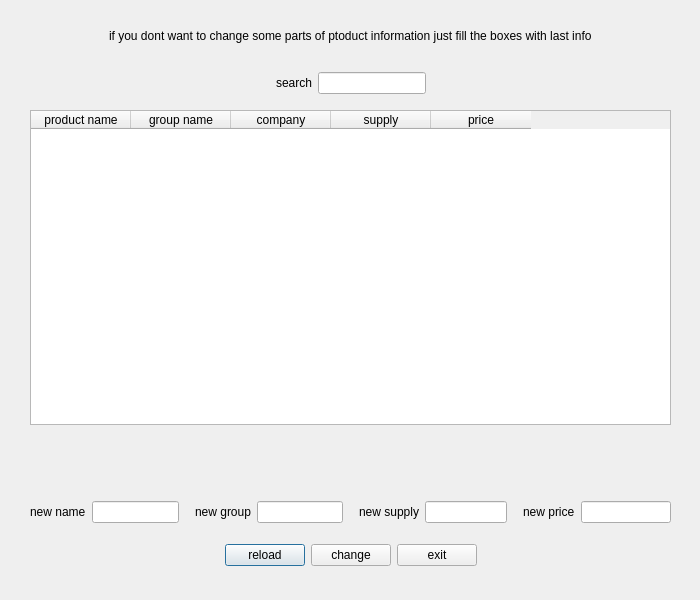
This is edit.ui in melika-ag8/finalfoof as Qt 5 draws it before an edit. The edited form follows.
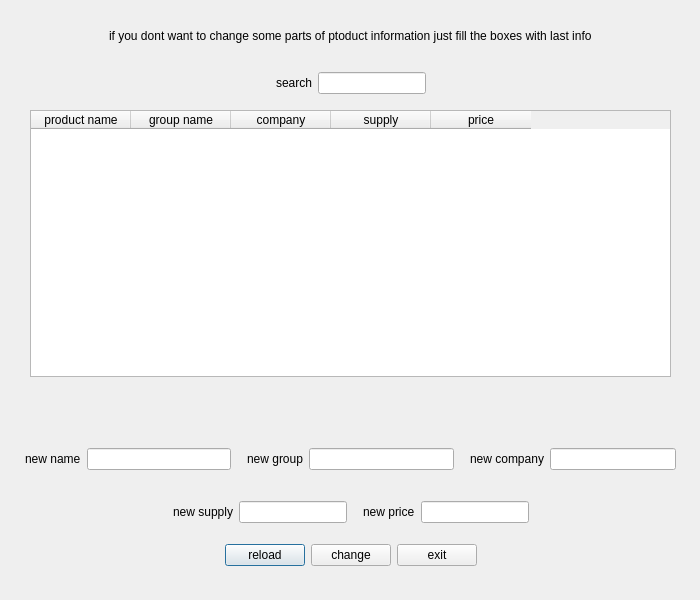
This is the edited form. Icons and pictures are not drawn.

```diff
--- a/edit.ui
+++ b/edit.ui
@@ -308,21 +308,7 @@
      </layout>
     </item>
     <item>
-     <layout class="QVBoxLayout" name="verticalLayout">
-      <property name="leftMargin">
-       <number>5</number>
-      </property>
-      <property name="topMargin">
-       <number>5</number>
-      </property>
-      <property name="rightMargin">
-       <number>5</number>
-      </property>
-      <property name="bottomMargin">
-       <number>5</number>
-      </property>
-      <item>
-       <layout class="QHBoxLayout" name="horizontalLayout_8">
+     <layout class="QHBoxLayout" name="horizontalLayout_11">
         <property name="leftMargin">
          <number>5</number>
         </property>
@@ -351,6 +337,12 @@
           </property>
           <item>
            <widget class="QLabel" name="label_3">
+          <property name="sizePolicy">
+           <sizepolicy hsizetype="Fixed" vsizetype="Fixed">
+            <horstretch>0</horstretch>
+            <verstretch>0</verstretch>
+           </sizepolicy>
+          </property>
             <property name="text">
              <string>new name</string>
             </property>
@@ -394,6 +386,12 @@
           </property>
           <item>
            <widget class="QLabel" name="label_9">
+          <property name="sizePolicy">
+           <sizepolicy hsizetype="Fixed" vsizetype="Fixed">
+            <horstretch>0</horstretch>
+            <verstretch>0</verstretch>
+           </sizepolicy>
+          </property>
             <property name="text">
              <string>new group</string>
             </property>
@@ -421,6 +419,97 @@
          </layout>
         </item>
         <item>
+       <layout class="QHBoxLayout" name="horizontalLayout_10">
+        <property name="leftMargin">
+         <number>5</number>
+        </property>
+        <property name="topMargin">
+         <number>5</number>
+        </property>
+        <property name="rightMargin">
+         <number>5</number>
+        </property>
+        <property name="bottomMargin">
+         <number>5</number>
+        </property>
+        <item>
+         <widget class="QLabel" name="label_10">
+          <property name="sizePolicy">
+           <sizepolicy hsizetype="Fixed" vsizetype="Fixed">
+            <horstretch>0</horstretch>
+            <verstretch>0</verstretch>
+           </sizepolicy>
+          </property>
+          <property name="text">
+           <string>new company</string>
+          </property>
+         </widget>
+        </item>
+        <item>
+         <widget class="QLineEdit" name="newcompany">
+          <property name="sizePolicy">
+           <sizepolicy hsizetype="Fixed" vsizetype="Fixed">
+            <horstretch>0</horstretch>
+            <verstretch>0</verstretch>
+           </sizepolicy>
+          </property>
+          <property name="maximumSize">
+           <size>
+            <width>200</width>
+            <height>30</height>
+           </size>
+          </property>
+          <property name="styleSheet">
+           <string notr="true">color:black;</string>
+          </property>
+         </widget>
+        </item>
+       </layout>
+      </item>
+     </layout>
+    </item>
+    <item>
+     <layout class="QVBoxLayout" name="verticalLayout">
+      <property name="leftMargin">
+       <number>5</number>
+      </property>
+      <property name="topMargin">
+       <number>5</number>
+      </property>
+      <property name="rightMargin">
+       <number>5</number>
+      </property>
+      <property name="bottomMargin">
+       <number>5</number>
+      </property>
+      <item>
+       <layout class="QHBoxLayout" name="horizontalLayout_8">
+        <property name="leftMargin">
+         <number>5</number>
+        </property>
+        <property name="topMargin">
+         <number>5</number>
+        </property>
+        <property name="rightMargin">
+         <number>5</number>
+        </property>
+        <property name="bottomMargin">
+         <number>5</number>
+        </property>
+        <item>
+         <spacer name="horizontalSpacer_7">
+          <property name="orientation">
+           <enum>Qt::Horizontal</enum>
+          </property>
+          <property name="sizeHint" stdset="0">
+           <size>
+            <width>40</width>
+            <height>20</height>
+           </size>
+          </property>
+         </spacer>
+        </item>
+        <item>
          <layout class="QHBoxLayout" name="horizontalLayout_5">
           <property name="leftMargin">
            <number>5</number>
@@ -436,6 +525,12 @@
           </property>
           <item>
            <widget class="QLabel" name="label_5">
+            <property name="sizePolicy">
+             <sizepolicy hsizetype="Fixed" vsizetype="Fixed">
+              <horstretch>0</horstretch>
+              <verstretch>0</verstretch>
+             </sizepolicy>
+            </property>
             <property name="text">
              <string>new supply</string>
             </property>
@@ -478,6 +573,12 @@
           </property>
           <item>
            <widget class="QLabel" name="label_7">
+            <property name="sizePolicy">
+             <sizepolicy hsizetype="Fixed" vsizetype="Fixed">
+              <horstretch>0</horstretch>
+              <verstretch>0</verstretch>
+             </sizepolicy>
+            </property>
             <property name="text">
              <string>new price</string>
             </property>
@@ -504,6 +605,19 @@
           </item>
          </layout>
         </item>
+        <item>
+         <spacer name="horizontalSpacer_8">
+          <property name="orientation">
+           <enum>Qt::Horizontal</enum>
+          </property>
+          <property name="sizeHint" stdset="0">
+           <size>
+            <width>40</width>
+            <height>20</height>
+           </size>
+          </property>
+         </spacer>
+        </item>
        </layout>
       </item>
       <item>
```
Left out of the diff: 2 changed lines with no effect on the pictures. Lines whose indentation alone changed are shown as unchanged.
